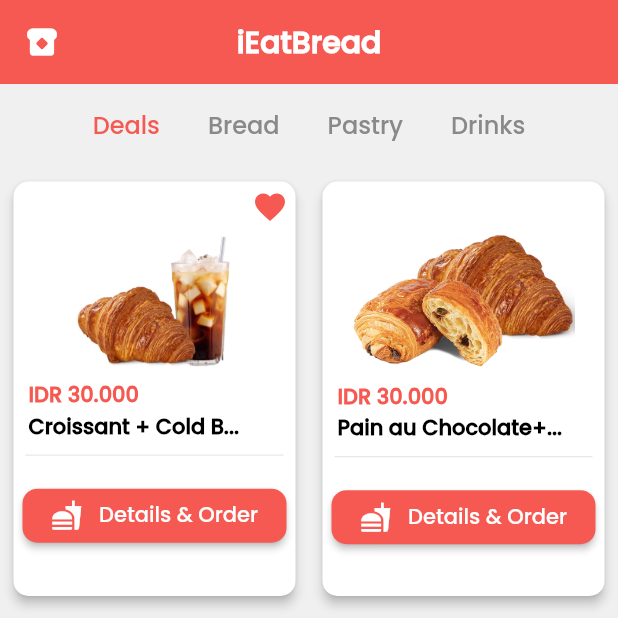
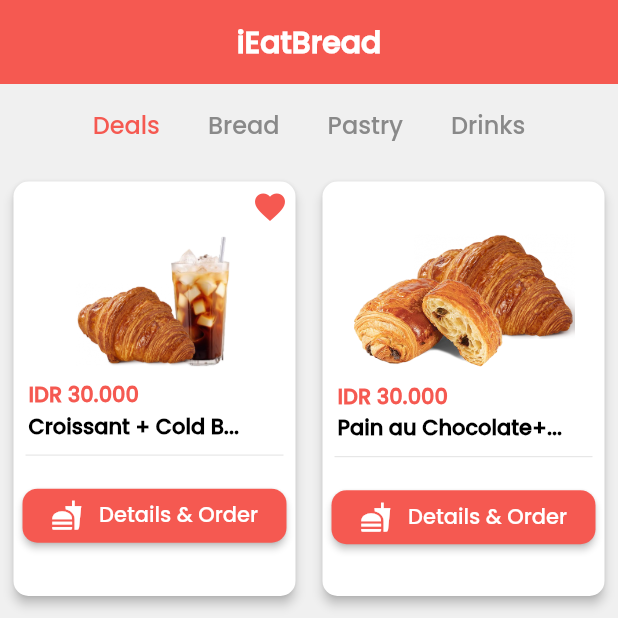
Before and after one commit to lookas15/IEatBread, a Flutter app: the screen it shows after launch, on a phone screen of 412 x 824 dp, the top half of it. Run offline on Flutter 3.47's test engine with Material 2 defaults, Android fonts, the phone set to English and light mode, and no system bars; drawn by our look-alikes of badges; our stand-ins replace shared_preferences, sqflite; accounts and stored records are empty.

Commit message:
commenting icon

```diff
--- a/lib/screens/MenuList.dart
+++ b/lib/screens/MenuList.dart
@@ -9,7 +9,8 @@ class MenuList extends StatefulWidget {
   State<MenuList> createState() => _MenuListState();
 }
 
-class _MenuListState extends State<MenuList> with SingleTickerProviderStateMixin {
+class _MenuListState extends State<MenuList>
+    with SingleTickerProviderStateMixin {
   TabController? _tabController;
 
   final List<String> categories = ['Deals', 'Bread', 'Pastry', 'Drinks'];
@@ -39,17 +40,17 @@ class _MenuListState extends State<MenuList> with SingleTickerProviderStateMixin
         backgroundColor: Color.fromARGB(255, 245, 89, 81),
         elevation: 0.0,
         centerTitle: true,
-        leading: IconButton(
-          icon: const Icon(
-            Icons.breakfast_dining_rounded,
-            color: Colors.white,
-          ),
-          onPressed: () {
-            Navigator.of(context).pushReplacement(
-              MaterialPageRoute(builder: (context) => MenuList()),
-            );
-          },
-        )
+        // leading: IconButton(
+        //   icon: const Icon(
+        //     Icons.breakfast_dining_rounded,
+        //     color: Colors.white,
+        //   ),
+        //   onPressed: () {
+        //     Navigator.of(context).pushReplacement(
+        //       MaterialPageRoute(builder: (context) => MenuList()),
+        //     );
+        //   },
+        // )
       ),
       body: CustomScrollView(
         slivers: [
```
